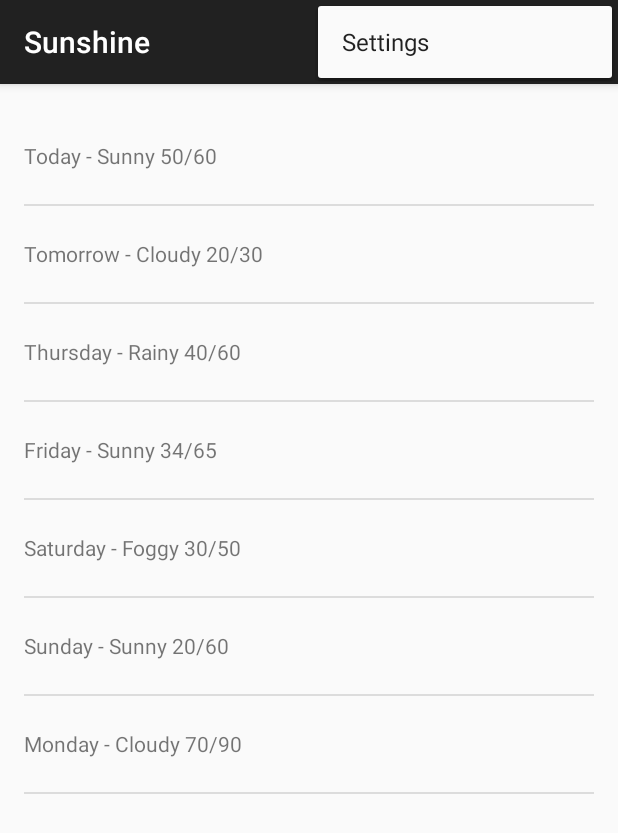
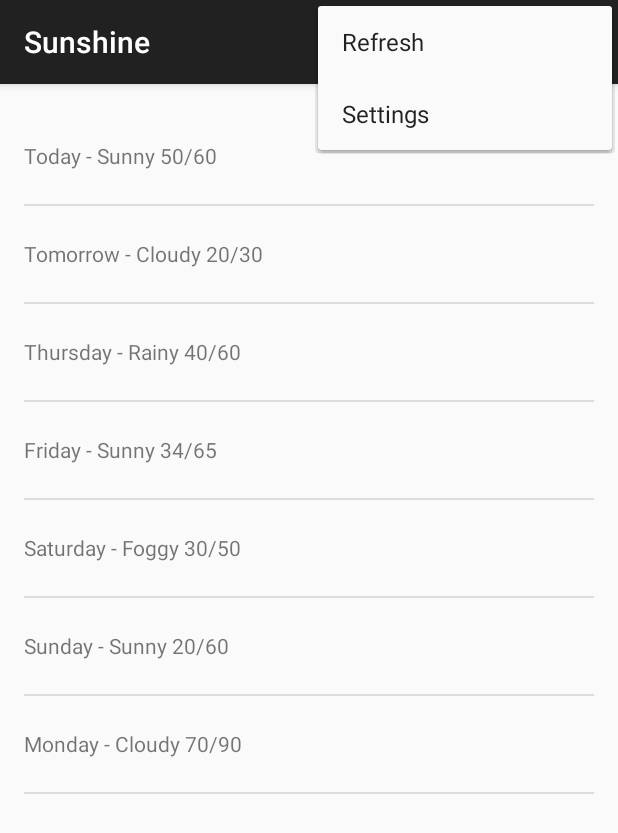
Before and after one commit to josephmokenela/sunshine, an Android app: the screen it shows after launch (MainActivity), with the options menu open, on a phone screen of 412 x 824 dp. Shown: the top 833 px of the screen. Run offline under Robolectric (Android 15) with nearby library versions, the phone set to English and light mode, and no system bars.

```diff
--- a/app/src/main/AndroidManifest.xml
+++ b/app/src/main/AndroidManifest.xml
@@ -1,12 +1,16 @@
 <?xml version="1.0" encoding="utf-8"?>
 <manifest xmlns:android="http://schemas.android.com/apk/res/android"
     package="mmjmicrosystems.co.za.sunshine.app" >
+
+    <!-- The permissions are necessary for android to be able to run certain sensitive tasks -->
+    <uses-permission android:name="android.permission.INTERNET" />
 
     <application
         android:allowBackup="true"
         android:icon="@mipmap/ic_launcher"
         android:label="@string/app_name"
         android:theme="@style/AppTheme" >
+
         <activity
             android:name=".MainActivity"
             android:label="@string/app_name" >
--- a/app/src/main/java/mmjmicrosystems/co/za/sunshine/app/MainActivity.java
+++ b/app/src/main/java/mmjmicrosystems/co/za/sunshine/app/MainActivity.java
@@ -1,24 +1,12 @@
 package mmjmicrosystems.co.za.sunshine.app;
 
 import android.support.v7.app.ActionBarActivity;
-import android.support.v7.app.ActionBar;
-import android.support.v4.app.Fragment;
 import android.os.Bundle;
-import android.support.v7.internal.widget.AdapterViewCompat;
-import android.util.Log;
-import android.view.LayoutInflater;
 import android.view.Menu;
 import android.view.MenuItem;
-import android.view.View;
-import android.view.ViewGroup;
-import android.os.Build;
-import android.widget.AdapterView;
-import android.widget.ArrayAdapter;
-import android.widget.ListView;
 
-import java.util.ArrayList;
-import java.util.Arrays;
-import java.util.List;
+
+
 
 
 
@@ -32,7 +20,7 @@ public class MainActivity extends ActionBarActivity {
         setContentView(R.layout.activity_main);
         if (savedInstanceState == null) {
             getSupportFragmentManager().beginTransaction()
-                    .add(R.id.container, new PlaceholderFragment())
+                    .add(R.id.container, new ForecastFragment())
                     .commit();
         }
     }
@@ -60,45 +48,4 @@ public class MainActivity extends ActionBarActivity {
         return super.onOptionsItemSelected(item);
     }
 
-    /**
-     * A placeholder fragment containing a simple view.
-     */
-    public static class PlaceholderFragment extends Fragment {
-
-        public PlaceholderFragment() {
-        }
-
-        @Override
-        public View onCreateView(LayoutInflater inflater, ViewGroup container,
-                                 Bundle savedInstanceState) {
-            View rootView = inflater.inflate(R.layout.fragment_main, container, false);
-
-            ListView listView = (ListView)rootView.findViewById(R.id.listview_forecast);
-
-            listView.setOnItemClickListener(new AdapterView.OnItemClickListener() {
-                @Override
-                public void onItemClick(AdapterView<?> parent, View view, int position, long id) {
-                    Log.i(TAG, "The view position clicked " + position);
-                }
-            });
-
-            // Create the array of strings to put some dummy data
-            String[] forecastArray = new String[]{"Today - Sunny 50/60",
-                                                   "Tomorrow - Cloudy 20/30",
-                                                    "Thursday - Rainy 40/60",
-                                                    "Friday - Sunny 34/65",
-                                                    "Saturday - Foggy 30/50",
-                                                    "Sunday - Sunny 20/60",
-                                                    "Monday - Cloudy 70/90"};
-
-            List<String> weekForecast = new ArrayList<String>(Arrays.asList(forecastArray));
-
-            ArrayAdapter<String> listAdapter = new ArrayAdapter<String>(getActivity(),
-                    R.layout.list_item_forecast, R.id.list_item_forecast_textview, weekForecast);
-
-            listView.setAdapter(listAdapter);
-
-            return rootView;
-        }
-    }
 }
--- a/app/src/main/res/layout/fragment_main.xml
+++ b/app/src/main/res/layout/fragment_main.xml
@@ -4,7 +4,7 @@
     android:paddingRight="@dimen/activity_horizontal_margin"
     android:paddingTop="@dimen/activity_vertical_margin"
     android:paddingBottom="@dimen/activity_vertical_margin"
-    tools:context=".MainActivity$PlaceholderFragment">
+    tools:context=".ForecastFragment">
 
    <ListView
        android:layout_width="match_parent"
--- /dev/null
+++ b/app/src/main/res/menu/forecastfragment.xml
@@ -0,0 +1,9 @@
+<?xml version="1.0" encoding="utf-8"?>
+<menu xmlns:android="http://schemas.android.com/apk/res/android"
+    xmlns:app="http://schemas.android.com/apk/res-auto"  >
+
+    <item android:id="@+id/action_refresh"
+        android:title="@string/action_refresh"
+        app:showAsAction="never"/>
+
+</menu>
--- a/app/src/main/res/values/strings.xml
+++ b/app/src/main/res/values/strings.xml
@@ -5,6 +5,7 @@
     <string name="today_date">February 17</string>
     <string name="maximum_temperature">21</string>
     <string name="minimum_temperature">8</string>
+    <string name="action_refresh" translatable="false">Refresh</string>
 
     <string-array name="weatherForecastList">
         <item>Today - Sunny 50/60</item>
```
Also changed, not shown: app/src/main/java/mmjmicrosystems/co/za/sunshine/app/ForecastFragment.java (added, +169 -0 lines).
